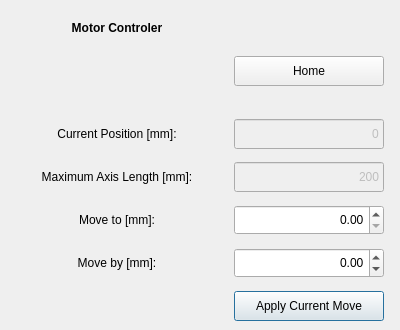
Above: Applications/relax2/ui/motor_tools.ui from OpenMRI/ocra before the change. Below: the same form after it.
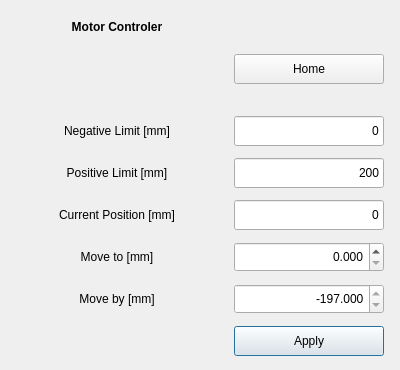
That is the form after the change.

```diff
--- a/Applications/relax2/ui/motor_tools.ui
+++ b/Applications/relax2/ui/motor_tools.ui
@@ -7,7 +7,7 @@
     <x>0</x>
     <y>0</y>
     <width>400</width>
-    <height>330</height>
+    <height>370</height>
    </rect>
   </property>
   <property name="sizePolicy">
@@ -19,13 +19,13 @@
   <property name="minimumSize">
    <size>
     <width>400</width>
-    <height>330</height>
+    <height>370</height>
    </size>
   </property>
   <property name="maximumSize">
    <size>
     <width>400</width>
-    <height>330</height>
+    <height>370</height>
    </size>
   </property>
   <property name="windowTitle">
@@ -37,55 +37,49 @@
      <x>0</x>
      <y>0</y>
      <width>401</width>
-     <height>335</height>
+     <height>371</height>
     </rect>
    </property>
    <layout class="QGridLayout" name="gridLayout">
     <property name="leftMargin">
-     <number>5</number>
+     <number>0</number>
     </property>
     <property name="topMargin">
-     <number>5</number>
+     <number>0</number>
     </property>
     <property name="rightMargin">
-     <number>5</number>
+     <number>0</number>
     </property>
     <property name="bottomMargin">
-     <number>5</number>
+     <number>0</number>
     </property>
     <property name="spacing">
-     <number>5</number>
+     <number>0</number>
     </property>
-    <item row="6" column="0">
-     <widget class="QLabel" name="motor_moveBy_label">
-      <property name="sizePolicy">
-       <sizepolicy hsizetype="Preferred" vsizetype="Preferred">
-        <horstretch>0</horstretch>
-        <verstretch>0</verstretch>
-       </sizepolicy>
-      </property>
+    <item row="1" column="1">
+     <widget class="QPushButton" name="Motor_Home_pushButton">
       <property name="minimumSize">
        <size>
-        <width>200</width>
+        <width>150</width>
         <height>30</height>
        </size>
       </property>
       <property name="maximumSize">
        <size>
-        <width>200</width>
+        <width>150</width>
         <height>30</height>
        </size>
       </property>
       <property name="text">
-       <string>Move by [mm]:</string>
+       <string>Home</string>
       </property>
-      <property name="alignment">
-       <set>Qt::AlignCenter</set>
+      <property name="autoDefault">
+       <bool>false</bool>
       </property>
      </widget>
     </item>
-    <item row="4" column="0">
-     <widget class="QLabel" name="motor_axis_label">
+    <item row="5" column="0">
+     <widget class="QLabel" name="motor_current_label">
       <property name="sizePolicy">
        <sizepolicy hsizetype="Preferred" vsizetype="Preferred">
         <horstretch>0</horstretch>
@@ -105,7 +99,7 @@
        </size>
       </property>
       <property name="text">
-       <string>Maximum Axis Length [mm]:</string>
+       <string>Current Position [mm]</string>
       </property>
       <property name="alignment">
        <set>Qt::AlignCenter</set>
@@ -140,6 +134,90 @@
       </property>
      </widget>
     </item>
+    <item row="3" column="0">
+     <widget class="QLabel" name="motor_axis_label">
+      <property name="sizePolicy">
+       <sizepolicy hsizetype="Preferred" vsizetype="Preferred">
+        <horstretch>0</horstretch>
+        <verstretch>0</verstretch>
+       </sizepolicy>
+      </property>
+      <property name="minimumSize">
+       <size>
+        <width>200</width>
+        <height>30</height>
+       </size>
+      </property>
+      <property name="maximumSize">
+       <size>
+        <width>200</width>
+        <height>30</height>
+       </size>
+      </property>
+      <property name="text">
+       <string>Negative Limit [mm]</string>
+      </property>
+      <property name="alignment">
+       <set>Qt::AlignCenter</set>
+      </property>
+     </widget>
+    </item>
+    <item row="7" column="0">
+     <widget class="QLabel" name="motor_moveTo_label">
+      <property name="sizePolicy">
+       <sizepolicy hsizetype="Preferred" vsizetype="Preferred">
+        <horstretch>0</horstretch>
+        <verstretch>0</verstretch>
+       </sizepolicy>
+      </property>
+      <property name="minimumSize">
+       <size>
+        <width>200</width>
+        <height>30</height>
+       </size>
+      </property>
+      <property name="maximumSize">
+       <size>
+        <width>200</width>
+        <height>30</height>
+       </size>
+      </property>
+      <property name="text">
+       <string>Move to [mm]</string>
+      </property>
+      <property name="alignment">
+       <set>Qt::AlignCenter</set>
+      </property>
+     </widget>
+    </item>
+    <item row="8" column="0">
+     <widget class="QLabel" name="motor_moveBy_label">
+      <property name="sizePolicy">
+       <sizepolicy hsizetype="Preferred" vsizetype="Preferred">
+        <horstretch>0</horstretch>
+        <verstretch>0</verstretch>
+       </sizepolicy>
+      </property>
+      <property name="minimumSize">
+       <size>
+        <width>200</width>
+        <height>30</height>
+       </size>
+      </property>
+      <property name="maximumSize">
+       <size>
+        <width>200</width>
+        <height>30</height>
+       </size>
+      </property>
+      <property name="text">
+       <string>Move by [mm]</string>
+      </property>
+      <property name="alignment">
+       <set>Qt::AlignCenter</set>
+      </property>
+     </widget>
+    </item>
     <item row="2" column="1">
      <spacer name="motor_upper_verticalSpacer">
       <property name="orientation">
@@ -156,7 +234,41 @@
       </property>
      </spacer>
     </item>
-    <item row="7" column="1">
+    <item row="8" column="1">
+     <widget class="QDoubleSpinBox" name="Motor_MoveBy_doubleSpinBox">
+      <property name="minimumSize">
+       <size>
+        <width>150</width>
+        <height>30</height>
+       </size>
+      </property>
+      <property name="maximumSize">
+       <size>
+        <width>150</width>
+        <height>30</height>
+       </size>
+      </property>
+      <property name="alignment">
+       <set>Qt::AlignRight|Qt::AlignTrailing|Qt::AlignVCenter</set>
+      </property>
+      <property name="decimals">
+       <number>3</number>
+      </property>
+      <property name="minimum">
+       <double>-197.000000000000000</double>
+      </property>
+      <property name="maximum">
+       <double>-197.000000000000000</double>
+      </property>
+      <property name="singleStep">
+       <double>0.025000000000000</double>
+      </property>
+      <property name="value">
+       <double>-197.000000000000000</double>
+      </property>
+     </widget>
+    </item>
+    <item row="9" column="1">
      <widget class="QPushButton" name="Motor_Apply_pushButton">
       <property name="minimumSize">
        <size>
@@ -171,36 +283,14 @@
        </size>
       </property>
       <property name="text">
-       <string>Apply Current Move</string>
+       <string>Apply</string>
       </property>
-     </widget>
-    </item>
-    <item row="4" column="1">
-     <widget class="QLineEdit" name="Motor_MaxLength_lineEdit">
-      <property name="enabled">
-       <bool>false</bool>
+      <property name="autoDefault">
+       <bool>true</bool>
       </property>
-      <property name="minimumSize">
-       <size>
-        <width>150</width>
-        <height>30</height>
-       </size>
-      </property>
-      <property name="maximumSize">
-       <size>
-        <width>150</width>
-        <height>30</height>
-       </size>
-      </property>
-      <property name="text">
-       <string>200</string>
-      </property>
-      <property name="alignment">
-       <set>Qt::AlignRight|Qt::AlignTrailing|Qt::AlignVCenter</set>
-      </property>
      </widget>
     </item>
-    <item row="5" column="1">
+    <item row="7" column="1">
      <widget class="QDoubleSpinBox" name="Motor_MoveTo_doubleSpinBox">
       <property name="minimumSize">
        <size>
@@ -217,6 +307,9 @@
       <property name="alignment">
        <set>Qt::AlignRight|Qt::AlignTrailing|Qt::AlignVCenter</set>
       </property>
+      <property name="decimals">
+       <number>3</number>
+      </property>
       <property name="maximum">
        <double>197.000000000000000</double>
       </property>
@@ -228,10 +321,10 @@
       </property>
      </widget>
     </item>
-    <item row="3" column="1">
+    <item row="5" column="1">
      <widget class="QLineEdit" name="Motor_Position_lineEdit">
       <property name="enabled">
-       <bool>false</bool>
+       <bool>true</bool>
       </property>
       <property name="minimumSize">
        <size>
@@ -251,16 +344,13 @@
       <property name="alignment">
        <set>Qt::AlignRight|Qt::AlignTrailing|Qt::AlignVCenter</set>
       </property>
+      <property name="readOnly">
+       <bool>true</bool>
+      </property>
      </widget>
     </item>
-    <item row="5" column="0">
-     <widget class="QLabel" name="motor_moveTo_label">
-      <property name="sizePolicy">
-       <sizepolicy hsizetype="Preferred" vsizetype="Preferred">
-        <horstretch>0</horstretch>
-        <verstretch>0</verstretch>
-       </sizepolicy>
-      </property>
+    <item row="4" column="0">
+     <widget class="QLabel" name="label">
       <property name="minimumSize">
        <size>
         <width>200</width>
@@ -274,15 +364,18 @@
        </size>
       </property>
       <property name="text">
-       <string>Move to [mm]:</string>
+       <string>Positive Limit [mm]</string>
       </property>
       <property name="alignment">
        <set>Qt::AlignCenter</set>
       </property>
      </widget>
     </item>
-    <item row="1" column="1">
-     <widget class="QPushButton" name="Motor_Home_pushButton">
+    <item row="4" column="1">
+     <widget class="QLineEdit" name="Motor_Limit_Positive_lineEdit">
+      <property name="enabled">
+       <bool>true</bool>
+      </property>
       <property name="minimumSize">
        <size>
         <width>150</width>
@@ -296,66 +389,38 @@
        </size>
       </property>
       <property name="text">
-       <string>Home</string>
+       <string>200</string>
       </property>
-     </widget>
-    </item>
-    <item row="6" column="1">
-     <widget class="QDoubleSpinBox" name="Motor_MoveBy_doubleSpinBox">
-      <property name="minimumSize">
-       <size>
-        <width>150</width>
-        <height>30</height>
-       </size>
-      </property>
-      <property name="maximumSize">
-       <size>
-        <width>150</width>
-        <height>30</height>
-       </size>
-      </property>
       <property name="alignment">
        <set>Qt::AlignRight|Qt::AlignTrailing|Qt::AlignVCenter</set>
       </property>
-      <property name="minimum">
-       <double>-150.000000000000000</double>
+      <property name="readOnly">
+       <bool>true</bool>
       </property>
-      <property name="maximum">
-       <double>47.000000000000000</double>
-      </property>
-      <property name="singleStep">
-       <double>0.250000000000000</double>
-      </property>
-      <property name="value">
-       <double>0.000000000000000</double>
-      </property>
      </widget>
     </item>
-    <item row="3" column="0">
-     <widget class="QLabel" name="motor_current_label">
-      <property name="sizePolicy">
-       <sizepolicy hsizetype="Preferred" vsizetype="Preferred">
-        <horstretch>0</horstretch>
-        <verstretch>0</verstretch>
-       </sizepolicy>
-      </property>
+    <item row="3" column="1">
+     <widget class="QLineEdit" name="Motor_Limit_Negative_lineEdit">
       <property name="minimumSize">
        <size>
-        <width>200</width>
+        <width>150</width>
         <height>30</height>
        </size>
       </property>
       <property name="maximumSize">
        <size>
-        <width>200</width>
+        <width>150</width>
         <height>30</height>
        </size>
       </property>
       <property name="text">
-       <string>Current Position [mm]:</string>
+       <string>0</string>
       </property>
       <property name="alignment">
-       <set>Qt::AlignCenter</set>
+       <set>Qt::AlignRight|Qt::AlignTrailing|Qt::AlignVCenter</set>
+      </property>
+      <property name="readOnly">
+       <bool>true</bool>
       </property>
      </widget>
     </item>
```
Left out of the diff: 2 changed lines with no effect on the pictures.
